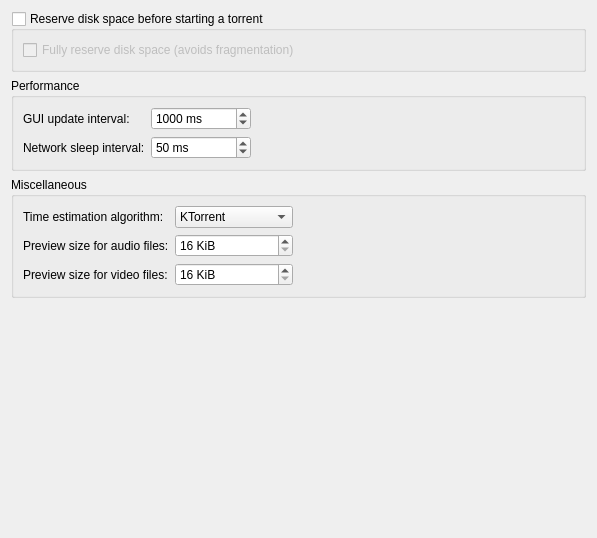
Old version of the form ktorrent/advancedpref.ui in the repository KDE/ktorrent.
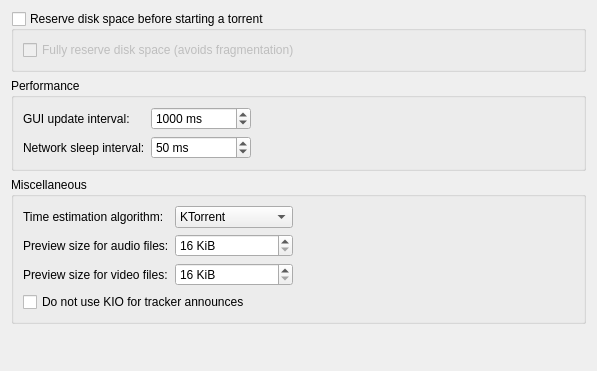
New version of the form.

Commit message: Added experimental code to do tracker announces via QHttp instead of KIO. This will fix the connection to host is broken errors. But seeing that it is still a bit experimental it currently is a special option you need to enable in in the advanced settings.

Diff of the .ui file:
```diff
--- a/ktorrent/advancedpref.ui
+++ b/ktorrent/advancedpref.ui
@@ -1,15 +1,15 @@
 <ui version="4.0" >
  <class>AdvancedPref</class>
- <widget class="QWidget" name="AdvancedPref" >
-  <property name="geometry" >
+ <widget class="QWidget" name="AdvancedPref">
+  <property name="geometry">
    <rect>
     <x>0</x>
     <y>0</y>
     <width>583</width>
-    <height>538</height>
+    <height>371</height>
    </rect>
   </property>
-  <layout class="QVBoxLayout" >
+  <layout class="QVBoxLayout" name="verticalLayout_2">
    <item>
     <widget class="QGroupBox" name="kcfg_diskPrealloc" >
      <property name="toolTip" >
@@ -137,16 +137,18 @@
     </widget>
    </item>
    <item>
-    <widget class="QGroupBox" name="groupBox" >
-     <property name="title" >
+    <widget class="QGroupBox" name="groupBox">
+     <property name="title">
       <string>Miscellaneous</string>
      </property>
-     <layout class="QHBoxLayout" >
+     <layout class="QVBoxLayout" name="verticalLayout">
       <item>
-       <layout class="QGridLayout" >
-        <item row="0" column="0" >
-         <widget class="QLabel" name="label" >
-          <property name="text" >
+       <layout class="QHBoxLayout" name="horizontalLayout">
+        <item>
+         <layout class="QGridLayout">
+          <item row="0" column="0">
+           <widget class="QLabel" name="label">
+            <property name="text">
            <string>Time estimation algorithm:</string>
           </property>
          </widget>
@@ -261,6 +263,20 @@
        </spacer>
       </item>
      </layout>
+      </item>
+      <item>
+       <widget class="QCheckBox" name="kcfg_useQHttpAnnounce">
+        <property name="toolTip">
+         <string>Disables the use of KDE's KIO library for tracker announces.
+
+This is experimental and should only be used if you are getting a lot of connection to host broken errors.</string>
+        </property>
+        <property name="text">
+         <string>Do not use KIO for tracker announces</string>
+        </property>
+       </widget>
+      </item>
+     </layout>
     </widget>
    </item>
    <item>
```
Left out of the diff: 199 changed lines with no effect on the pictures. Lines whose indentation alone changed are shown as unchanged. The commit also changes 9 other files.
